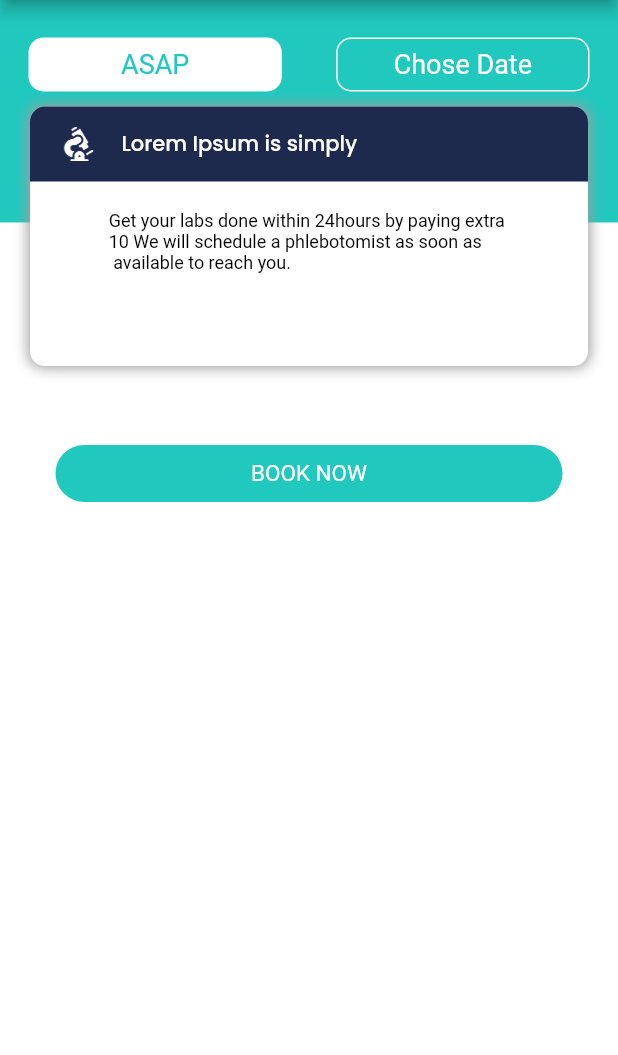
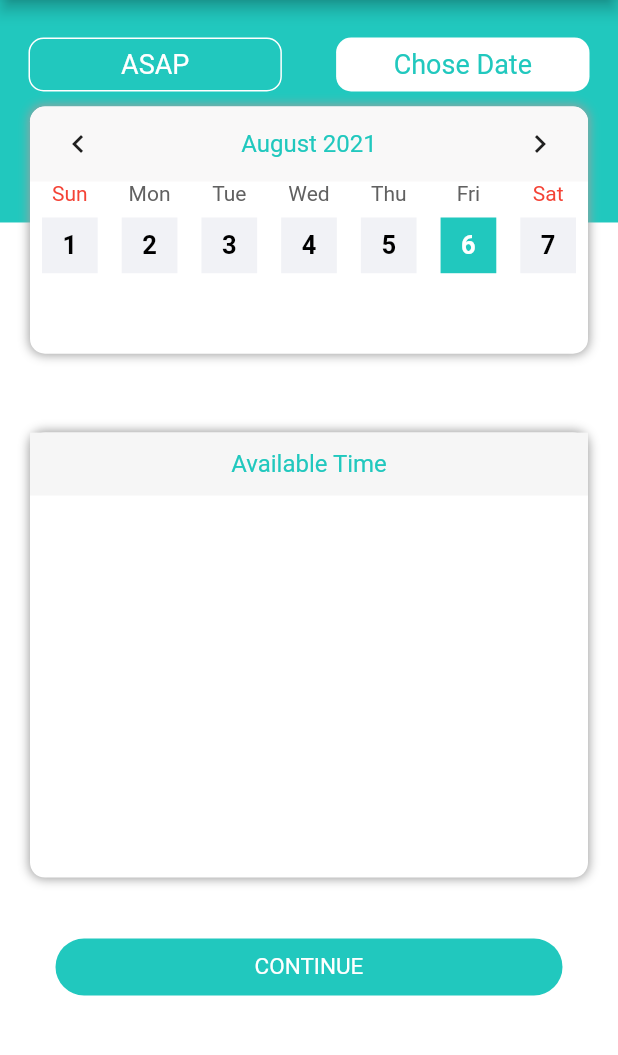
Before and after one commit to snehaagrawal070301/homelabz, a Flutter app: the BookingScreen screen opened directly, after a tap on "Chose Date", on a phone screen of 412 x 824 dp, the part 84-1139 px from its top. Run offline on Flutter 3.47's test engine with Material 2 defaults, Android fonts, the phone set to English and light mode, and no system bars; drawn by our look-alikes of table_calendar; our stand-ins replace convex_bottom_bar, image_picker.

Commit message:
final commit

```diff
--- /dev/null
+++ b/lib/Screens/BookingChooseDate.dart
@@ -0,0 +1,233 @@
+import 'package:flutter/cupertino.dart';
+import 'package:flutter/material.dart';
+import 'package:homelabz/components/colorValues.dart';
+import 'package:table_calendar/table_calendar.dart';
+import 'appointmentScreen.dart';
+
+class BookingChooseDate extends StatefulWidget {
+  @override
+  State<StatefulWidget> createState() {
+    return BookingChooseDateState();
+  }
+
+}
+
+class BookingChooseDateState extends State<BookingChooseDate>{
+
+  CalendarController _controller;
+  @override
+  void initState(){
+    super.initState();
+    _controller=CalendarController();
+  }
+  @override
+  Widget build(BuildContext context) {
+    return Scaffold(
+      backgroundColor: Color(ColorValues.WHITE_COLOR),
+      appBar: AppBar(
+        backgroundColor: Color(ColorValues.WHITE_COLOR),
+        leading: IconButton(
+            icon: Icon(
+            Icons.arrow_back,
+            color: Color(ColorValues.THEME_COLOR),
+            ),
+          onPressed: () {
+            Navigator.pop(context);
+          },
+    ),
+        title: Text("Booking",style: TextStyle(fontFamily: "Regular",fontSize: 18,
+        color: Color(ColorValues.THEME_COLOR)),),
+      ),
+      body:
+      SingleChildScrollView(
+        child:
+        Stack(
+          children: [
+            Container(
+              margin: EdgeInsets.only(bottom: MediaQuery.of(context).size.height*0.68),
+              width: MediaQuery.of(context).size.width,
+              height: MediaQuery.of(context).size.height*0.18,
+              color: Color(ColorValues.THEME_COLOR),
+          ),
+            Positioned(
+              left: 19,
+              top:25,
+               child:GestureDetector(
+                          onTap: () {
+                            Navigator.pop(context);
+                          },
+              child: Container(
+                height: 36,
+                width: MediaQuery.of(context).size.width*0.41,
+                decoration: BoxDecoration(
+                  color: Color(ColorValues.THEME_COLOR),
+                  border: Border.all(color: Color(ColorValues.WHITE_COLOR)),
+                  borderRadius: BorderRadius.circular(10),
+                ),
+                child: Center(
+                  child: Text("ASAP",style: TextStyle(fontFamily: "Regular",fontSize: 18,
+                  color: Color(ColorValues.WHITE_COLOR)),textAlign: TextAlign.center,),
+                ),
+              ),
+             ),
+             ),
+            Positioned(
+              right: 19,
+              top:25,
+               child:GestureDetector(
+                          onTap: () {
+                          },
+              child: Container(
+                height: 36,
+                width: MediaQuery.of(context).size.width*0.41,
+                decoration: BoxDecoration(
+                  color: Color(ColorValues.WHITE_COLOR),
+                  borderRadius: BorderRadius.circular(10),
+                ),
+                child: Center(
+                  child: Text("Chose Date",style: TextStyle(fontFamily: "Regular",fontSize: 18,
+                  color: Color(ColorValues.THEME_COLOR)),textAlign: TextAlign.center,),
+                ),
+              ),
+             ),
+             ),
+            Positioned(
+              top:71,
+              left: 20,
+              right: 20,
+              child: Container(
+                height: MediaQuery.of(context).size.height*0.20,
+                width: MediaQuery.of(context).size.width,
+                decoration: BoxDecoration(
+                  color: Color(ColorValues.WHITE_COLOR),
+                  borderRadius: BorderRadius.circular(10),
+                  boxShadow: [
+                    BoxShadow(
+                    color: Colors.grey,
+                    blurRadius: 5.0,
+                    spreadRadius: 0.5,
+                  )]
+                ),
+                child: TableCalendar(
+                  startDay: DateTime.now(),
+
+                  initialCalendarFormat: CalendarFormat.week,
+                  calendarStyle: CalendarStyle(
+                    highlightToday: false,
+
+                    holidayStyle: TextStyle(color: Color(ColorValues.BLACK_COLOR)),
+                    weekdayStyle: TextStyle(color: Color(ColorValues.BLACK_COLOR)),
+                    weekendStyle: TextStyle(color: Color(ColorValues.BLACK_COLOR)),
+                    selectedColor: Color(ColorValues.THEME_COLOR),
+                    selectedStyle: TextStyle(color: Color(ColorValues.WHITE_COLOR))
+                  ),
+                  headerStyle: HeaderStyle(
+                    headerPadding: EdgeInsets.symmetric(vertical: 1),
+                    titleTextStyle: TextStyle(color: Color(ColorValues.THEME_COLOR),fontFamily: "Regular",fontSize: 16),
+                    decoration: BoxDecoration(
+                      borderRadius: BorderRadius.only(
+                        topLeft: Radius.circular(10.0),
+                        topRight: Radius.circular(10.0)),
+                      color: Color(ColorValues.LIGHT_GRAY)
+                    ),
+                    centerHeaderTitle: true,
+                    formatButtonVisible: false,
+                    ),
+                    builders: CalendarBuilders(
+                      dayBuilder: (context,date,events)=>
+                      Container(
+                        margin: EdgeInsets.symmetric(horizontal: 8,vertical: 8),
+                        decoration: BoxDecoration(
+                          color: Color(0xffF1F2F6),
+                        ),
+                        child: Center(
+                          child: Text(date.day.toString(),
+                          style: TextStyle(color: Color(ColorValues.BLACK_COLOR),fontSize: 17,fontWeight: FontWeight.bold),textAlign: TextAlign.center,),
+                        ),
+                      ),
+                      selectedDayBuilder:(context,date,events)=>
+                      Container(
+                        margin: EdgeInsets.symmetric(horizontal: 8,vertical: 8),
+                        decoration: BoxDecoration(
+                          color: Color(ColorValues.THEME_COLOR),
+                        ),
+                        child: Center(
+                          child: Text(date.day.toString(),
+                          style: TextStyle(color: Color(ColorValues.WHITE_COLOR),fontSize: 17,fontWeight: FontWeight.bold),textAlign: TextAlign.center,),
+                        ),
+                      )
+                    ),
+                   onDaySelected:(date,events,context){
+                     print(date.toString());
+                   },
+        /*firstDay: DateTime.utc(2010, 10, 16),
+        lastDay: DateTime.utc(2030, 3, 14),
+        focusedDay: DateTime.now(),
+        calendarFormat: _calendarFormat,
+          onFormatChanged: (format) {
+         setState(() {
+          _calendarFormat = format;
+  });
+},*/ calendarController: _controller,
+
+                ),
+              ),
+            ),
+            Positioned(
+              top:MediaQuery.of(context).size.height*0.35,
+              left: 20,
+              right: 20,
+              child: Container(
+                height: MediaQuery.of(context).size.height*0.36,
+                width: MediaQuery.of(context).size.width,
+                decoration: BoxDecoration(
+                  color: Color(ColorValues.WHITE_COLOR),
+                  borderRadius: BorderRadius.circular(10),
+                  boxShadow: [
+                    BoxShadow(
+                    color: Colors.grey,
+                    blurRadius: 5.0,
+                    spreadRadius: 0.5,
+                  )]
+                ),
+                child: ListView(
+                  children: [
+                  Container(
+                    height: 42,
+                    color: Color(0xffF6F6F6),
+                    child: Center(child: Text("Available Time",style: TextStyle(color: Color(ColorValues.THEME_COLOR),fontFamily: "Regular",fontSize: 16),textAlign: TextAlign.center,)),
+                  ),
+                ],),
+              ),
+            ),
+            Positioned(
+              bottom: 45,
+              right: 37,
+              left: 37,
+                child:GestureDetector(
+                  onTap: (){
+                     Navigator.push(
+                              context,
+                              MaterialPageRoute(
+                                  builder: (context) =>
+                                      AppointmentScreen()));
+                  },
+                    child: Container(
+                    padding: EdgeInsets.symmetric(horizontal: 10),
+                    height: 38,
+                    width: MediaQuery.of(context).size.width,
+                    decoration: BoxDecoration(
+                      color: Color(ColorValues.THEME_COLOR),
+                      borderRadius: BorderRadius.circular(20),
+                    ),
+                    child: Center(
+                      child: Text("CONTINUE",style: TextStyle(fontFamily: "Regular",fontSize: 15,
+                      color: Color(ColorValues.WHITE_COLOR)),textAlign: TextAlign.center,),),
+                ),
+
+             ),
+             ),
+        ]),
+      ),);
+  }
+}
--- a/lib/Screens/bookingScreen.dart
+++ b/lib/Screens/bookingScreen.dart
@@ -1,5 +1,6 @@
 import 'package:flutter/cupertino.dart';
 import 'package:flutter/material.dart';
+import 'package:homelabz/Screens/BookingChooseDate.dart';
 import 'package:homelabz/Screens/appointmentScreen.dart';
 import 'package:homelabz/components/colorValues.dart';
 
@@ -66,6 +67,11 @@ class BookingScreenState extends State<BookingScreen>{
               top:25,
                child:GestureDetector(
                           onTap: () {
+                            Navigator.push(
+                              context,
+                              MaterialPageRoute(
+                                  builder: (context) =>
+                                      BookingChooseDate()));
                           },
               child: Container(
                 height: 36,
--- a/pubspec.yaml
+++ b/pubspec.yaml
@@ -23,9 +23,11 @@ environment:
 dependencies:
   flutter:
     sdk: flutter
-
+  table_calendar: ^2.0.1
+  image_picker: ^0.6.6+5
   http: ^0.13.3
   convex_bottom_bar:
+  intl: 0.15.7
   # The following adds the Cupertino Icons font to your application.
   # Use with the CupertinoIcons class for iOS style icons.
   cupertino_icons: ^1.0.2
```
Also changed, not shown: lib/Screens/appointmentScreen.dart (+116 -5 lines), lib/Screens/homeScreen.dart (+7 -5 lines), pubspec.lock.
